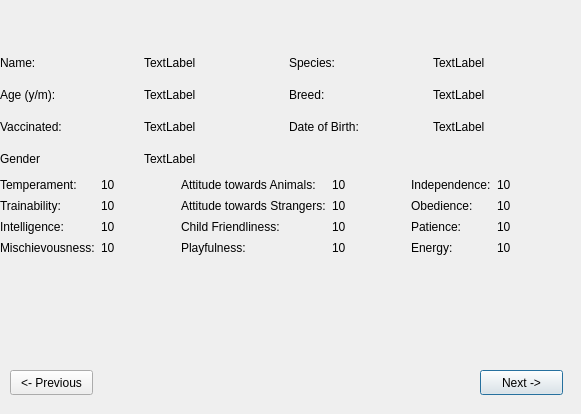
davidNguyenCU/3004cuACS, file CUACS/animaldetailedview.ui: the form before one commit.
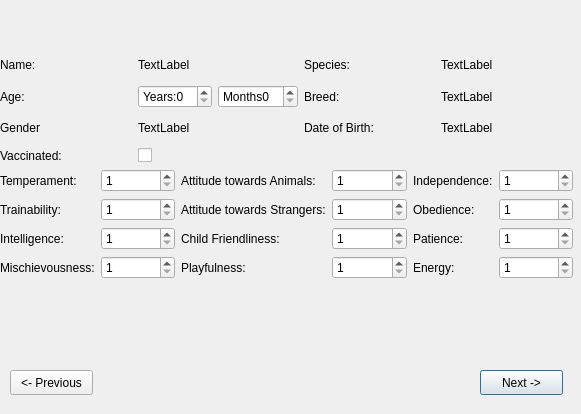
The form after the commit.

Commit message: Begin the setup for editing animals

```diff
--- a/CUACS/animaldetailedview.ui
+++ b/CUACS/animaldetailedview.ui
@@ -44,8 +44,8 @@
     <rect>
      <x>0</x>
      <y>50</y>
-     <width>571</width>
-     <height>205</height>
+     <width>573</width>
+     <height>229</height>
     </rect>
    </property>
    <layout class="QGridLayout" name="gridLayout">
@@ -56,27 +56,6 @@
       </property>
      </widget>
     </item>
-    <item row="0" column="0">
-     <widget class="QLabel" name="label">
-      <property name="text">
-       <string>Name:</string>
-      </property>
-     </widget>
-    </item>
-    <item row="3" column="0">
-     <widget class="QLabel" name="label_7">
-      <property name="text">
-       <string>Gender</string>
-      </property>
-     </widget>
-    </item>
-    <item row="0" column="2">
-     <widget class="QLabel" name="label_2">
-      <property name="text">
-       <string>Species:</string>
-      </property>
-     </widget>
-    </item>
     <item row="2" column="3">
      <widget class="QLabel" name="DOBLbl">
       <property name="text">
@@ -84,27 +63,6 @@
       </property>
      </widget>
     </item>
-    <item row="2" column="1">
-     <widget class="QLabel" name="vaccinatedLbl">
-      <property name="text">
-       <string>TextLabel</string>
-      </property>
-     </widget>
-    </item>
-    <item row="1" column="1">
-     <widget class="QLabel" name="ageLbl">
-      <property name="text">
-       <string>TextLabel</string>
-      </property>
-     </widget>
-    </item>
-    <item row="3" column="1">
-     <widget class="QLabel" name="genderLbl">
-      <property name="text">
-       <string>TextLabel</string>
-      </property>
-     </widget>
-    </item>
     <item row="1" column="2">
      <widget class="QLabel" name="label_4">
       <property name="text">
@@ -112,13 +70,6 @@
       </property>
      </widget>
     </item>
-    <item row="1" column="0">
-     <widget class="QLabel" name="label_3">
-      <property name="text">
-       <string>Age (y/m):</string>
-      </property>
-     </widget>
-    </item>
     <item row="2" column="2">
      <widget class="QLabel" name="label_6">
       <property name="text">
@@ -126,13 +77,6 @@
       </property>
      </widget>
     </item>
-    <item row="2" column="0">
-     <widget class="QLabel" name="label_5">
-      <property name="text">
-       <string>Vaccinated:</string>
-      </property>
-     </widget>
-    </item>
     <item row="1" column="3">
      <widget class="QLabel" name="breedLbl">
       <property name="text">
@@ -147,7 +91,21 @@
       </property>
      </widget>
     </item>
-    <item row="4" column="0" rowspan="3" colspan="4">
+    <item row="0" column="0">
+     <widget class="QLabel" name="label">
+      <property name="text">
+       <string>Name:</string>
+      </property>
+     </widget>
+    </item>
+    <item row="0" column="2">
+     <widget class="QLabel" name="label_2">
+      <property name="text">
+       <string>Species:</string>
+      </property>
+     </widget>
+    </item>
+    <item row="5" column="0" rowspan="3" colspan="4">
      <layout class="QGridLayout" name="gridLayout_2">
       <item row="2" column="4">
        <widget class="QLabel" name="label_10">
@@ -170,27 +128,6 @@
         </property>
        </widget>
       </item>
-      <item row="3" column="5">
-       <widget class="QLabel" name="obedienceLbl">
-        <property name="text">
-         <string>10</string>
-        </property>
-       </widget>
-      </item>
-      <item row="5" column="1">
-       <widget class="QLabel" name="mischievousnessLbl">
-        <property name="text">
-         <string>10</string>
-        </property>
-       </widget>
-      </item>
-      <item row="2" column="3">
-       <widget class="QLabel" name="animalsAttitudeLbl">
-        <property name="text">
-         <string>10</string>
-        </property>
-       </widget>
-      </item>
       <item row="4" column="2">
        <widget class="QLabel" name="label_15">
         <property name="text">
@@ -219,13 +156,6 @@
         </property>
        </widget>
       </item>
-      <item row="2" column="1">
-       <widget class="QLabel" name="temperamentLbl">
-        <property name="text">
-         <string>10</string>
-        </property>
-       </widget>
-      </item>
       <item row="3" column="4">
        <widget class="QLabel" name="label_19">
         <property name="text">
@@ -233,62 +163,6 @@
         </property>
        </widget>
       </item>
-      <item row="3" column="1">
-       <widget class="QLabel" name="trainabilityLbl">
-        <property name="text">
-         <string>10</string>
-        </property>
-       </widget>
-      </item>
-      <item row="4" column="1">
-       <widget class="QLabel" name="intelligenceLbl">
-        <property name="text">
-         <string>10</string>
-        </property>
-       </widget>
-      </item>
-      <item row="3" column="3">
-       <widget class="QLabel" name="strangersAttitudeLbl">
-        <property name="text">
-         <string>10</string>
-        </property>
-       </widget>
-      </item>
-      <item row="5" column="5">
-       <widget class="QLabel" name="energyLbl">
-        <property name="text">
-         <string>10</string>
-        </property>
-       </widget>
-      </item>
-      <item row="4" column="3">
-       <widget class="QLabel" name="childFriendlyLbl">
-        <property name="text">
-         <string>10</string>
-        </property>
-       </widget>
-      </item>
-      <item row="5" column="3">
-       <widget class="QLabel" name="playfulnessLbl">
-        <property name="text">
-         <string>10</string>
-        </property>
-       </widget>
-      </item>
-      <item row="2" column="5">
-       <widget class="QLabel" name="independenceLbl">
-        <property name="text">
-         <string>10</string>
-        </property>
-       </widget>
-      </item>
-      <item row="4" column="5">
-       <widget class="QLabel" name="patienceLbl">
-        <property name="text">
-         <string>10</string>
-        </property>
-       </widget>
-      </item>
       <item row="3" column="2">
        <widget class="QLabel" name="label_14">
         <property name="text">
@@ -314,6 +188,188 @@
        <widget class="QLabel" name="label_17">
         <property name="text">
          <string>Energy:</string>
+        </property>
+       </widget>
+      </item>
+      <item row="2" column="1">
+       <widget class="QSpinBox" name="tempSpin">
+        <property name="enabled">
+         <bool>true</bool>
+        </property>
+        <property name="minimum">
+         <number>1</number>
+        </property>
+        <property name="maximum">
+         <number>5</number>
+        </property>
+       </widget>
+      </item>
+      <item row="3" column="1">
+       <widget class="QSpinBox" name="trainSpin">
+        <property name="enabled">
+         <bool>true</bool>
+        </property>
+        <property name="minimum">
+         <number>1</number>
+        </property>
+        <property name="maximum">
+         <number>5</number>
+        </property>
+       </widget>
+      </item>
+      <item row="5" column="1">
+       <widget class="QSpinBox" name="miscSpin">
+        <property name="minimum">
+         <number>1</number>
+        </property>
+        <property name="maximum">
+         <number>10</number>
+        </property>
+       </widget>
+      </item>
+      <item row="4" column="1">
+       <widget class="QSpinBox" name="intSpin">
+        <property name="minimum">
+         <number>1</number>
+        </property>
+        <property name="maximum">
+         <number>10</number>
+        </property>
+       </widget>
+      </item>
+      <item row="2" column="3">
+       <widget class="QSpinBox" name="animalSpin">
+        <property name="minimum">
+         <number>1</number>
+        </property>
+        <property name="maximum">
+         <number>10</number>
+        </property>
+       </widget>
+      </item>
+      <item row="3" column="3">
+       <widget class="QSpinBox" name="strangerSpin">
+        <property name="minimum">
+         <number>1</number>
+        </property>
+        <property name="maximum">
+         <number>5</number>
+        </property>
+       </widget>
+      </item>
+      <item row="4" column="3">
+       <widget class="QSpinBox" name="childFriendlySpin">
+        <property name="minimum">
+         <number>1</number>
+        </property>
+        <property name="maximum">
+         <number>5</number>
+        </property>
+       </widget>
+      </item>
+      <item row="5" column="3">
+       <widget class="QSpinBox" name="playSpin">
+        <property name="minimum">
+         <number>1</number>
+        </property>
+        <property name="maximum">
+         <number>10</number>
+        </property>
+       </widget>
+      </item>
+      <item row="2" column="5">
+       <widget class="QSpinBox" name="independenceSpin">
+        <property name="minimum">
+         <number>1</number>
+        </property>
+        <property name="maximum">
+         <number>10</number>
+        </property>
+       </widget>
+      </item>
+      <item row="3" column="5">
+       <widget class="QSpinBox" name="obedienceSpin">
+        <property name="minimum">
+         <number>1</number>
+        </property>
+        <property name="maximum">
+         <number>10</number>
+        </property>
+       </widget>
+      </item>
+      <item row="4" column="5">
+       <widget class="QSpinBox" name="patienceSpin">
+        <property name="minimum">
+         <number>1</number>
+        </property>
+        <property name="maximum">
+         <number>10</number>
+        </property>
+       </widget>
+      </item>
+      <item row="5" column="5">
+       <widget class="QSpinBox" name="energySpin">
+        <property name="minimum">
+         <number>1</number>
+        </property>
+        <property name="maximum">
+         <number>5</number>
+        </property>
+       </widget>
+      </item>
+     </layout>
+    </item>
+    <item row="2" column="0">
+     <widget class="QLabel" name="label_7">
+      <property name="text">
+       <string>Gender</string>
+      </property>
+     </widget>
+    </item>
+    <item row="2" column="1">
+     <widget class="QLabel" name="genderLbl">
+      <property name="text">
+       <string>TextLabel</string>
+      </property>
+     </widget>
+    </item>
+    <item row="1" column="0">
+     <widget class="QLabel" name="label_3">
+      <property name="text">
+       <string>Age:</string>
+      </property>
+     </widget>
+    </item>
+    <item row="3" column="0">
+     <widget class="QLabel" name="label_5">
+      <property name="text">
+       <string>Vaccinated:</string>
+      </property>
+     </widget>
+    </item>
+    <item row="3" column="1">
+     <widget class="QCheckBox" name="checkBox">
+      <property name="text">
+       <string/>
+      </property>
+     </widget>
+    </item>
+    <item row="1" column="1">
+     <layout class="QHBoxLayout" name="horizontalLayout">
+      <item>
+       <widget class="QSpinBox" name="yearSpin">
+        <property name="prefix">
+         <string>Years:</string>
+        </property>
+       </widget>
+      </item>
+      <item>
+       <widget class="QSpinBox" name="monthSpin">
+        <property name="prefix">
+         <string>Months</string>
+        </property>
+        <property name="maximum">
+         <number>12</number>
         </property>
        </widget>
       </item>
```
Left out of the diff: 8 changed lines with no effect on the pictures. The commit also changes 3 other files.
